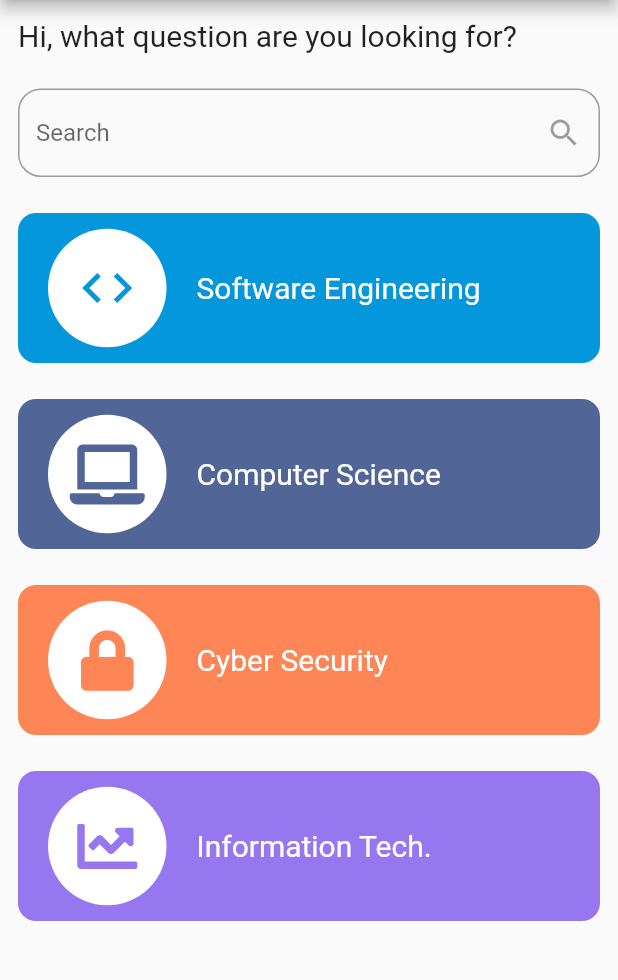
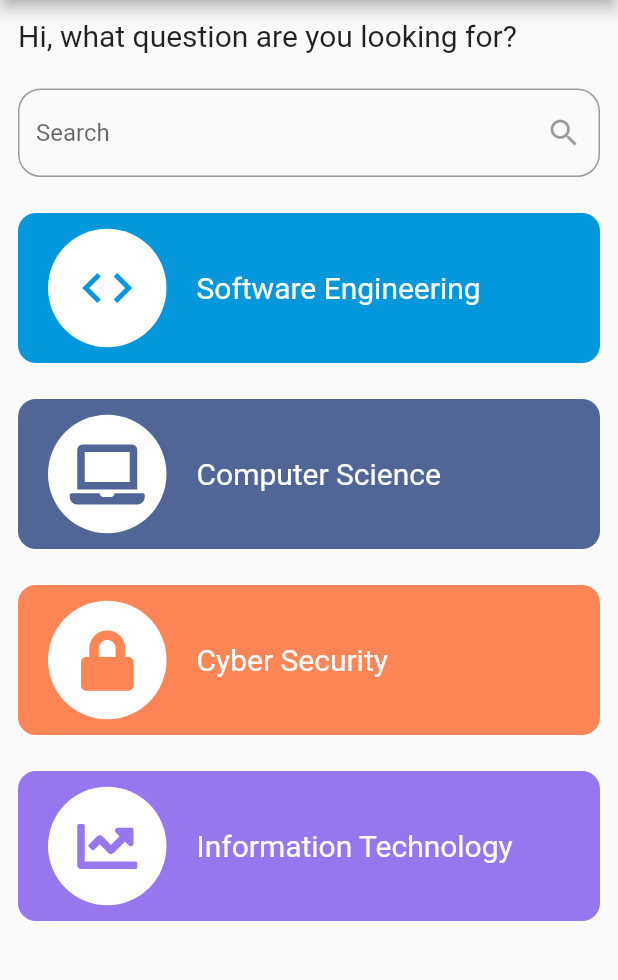
Before and after one commit to musjib999/questionsApp, a Flutter app: the screen it shows after launch, on a phone screen of 412 x 824 dp, the part 84-1064 px from its top. Run offline on Flutter 3.47's test engine with Material 2 defaults, Android fonts, the phone set to English and light mode, and no system bars; our stand-ins replace animated_text_kit, cloud_firestore, font_awesome_flutter; missing offline and left inert: flutter_plugin_pdf_viewer; accounts and stored records are empty.

Commit message:
Some changes made

```diff
--- a/lib/services/depertment.dart
+++ b/lib/services/depertment.dart
@@ -1,9 +1,8 @@
 String depertment;
 
-
 List<String> depertments = [
-    'Software Engineering',
-    'Computer Science',
-    'Cyber Security',
-    'Information Tech.'
-  ];
+  'Software Engineering',
+  'Computer Science',
+  'Cyber Security',
+  'Information Technology'
+];
--- a/lib/utilities/depertment_card.dart
+++ b/lib/utilities/depertment_card.dart
@@ -36,9 +36,11 @@ class DepertmentCard extends StatelessWidget {
               color: color,
             ),
           ),
-          Text(
-            title,
-            style: kCardTextStyle,
+          Flexible(
+            child: Text(
+              title,
+              style: kCardTextStyle,
+            ),
           ),
         ],
       ),
```
Also changed, not shown: lib/screens/question_screen.dart (+11 -5 lines).
